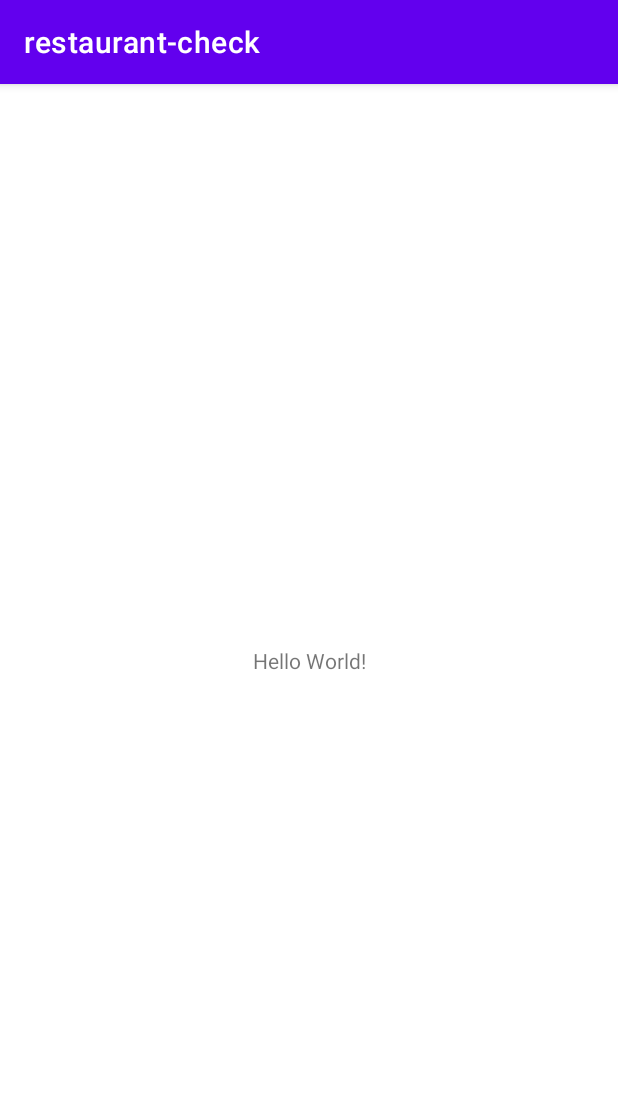
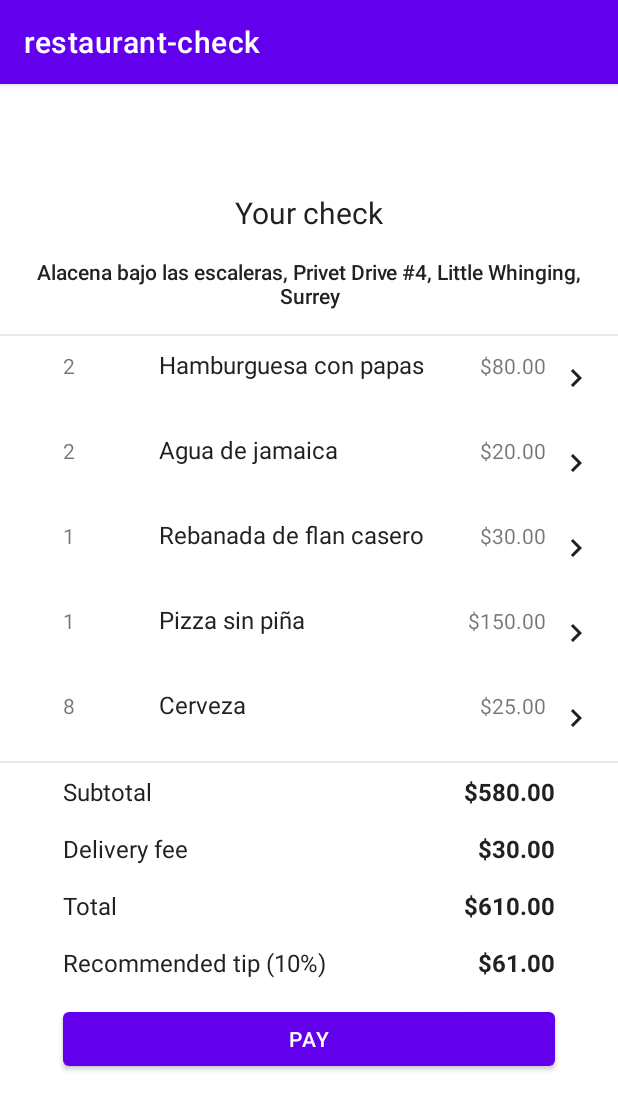
Before and after one commit to hackaprende/headers-footers-hacklab, an Android app: the screen it shows after launch (MainActivity), on a phone screen of 412 x 824 dp. Shown: the top 1110 px of the screen. Run offline under Robolectric (Android 15) with nearby library versions, the phone set to English and light mode, and no system bars; our stand-ins replace data binding.

Commit message:
Add adapter with check items

```diff
--- a/app/build.gradle
+++ b/app/build.gradle
@@ -30,6 +30,9 @@ android {
     kotlinOptions {
         jvmTarget = '1.8'
     }
+    buildFeatures {
+        dataBinding true
+    }
 }
 
 dependencies {
--- /dev/null
+++ b/app/src/main/java/com/hackaprende/restaurantcheck/CheckAdapter.kt
@@ -0,0 +1,121 @@
+package com.hackaprende.restaurantcheck
+
+import android.app.Activity
+import android.view.LayoutInflater
+import android.view.ViewGroup
+import androidx.recyclerview.widget.RecyclerView
+import com.hackaprende.restaurantcheck.databinding.CheckListFooterBinding
+import com.hackaprende.restaurantcheck.databinding.CheckListHeaderBinding
+import com.hackaprende.restaurantcheck.databinding.CheckListItemBinding
+import java.util.*
+
+class CheckAdapter(private val activity: Activity, private val checkItemList: MutableList<CheckItem>,
+                   private val deliveryAddress: String, private val deliveryFee: Double) :
+    RecyclerView.Adapter<RecyclerView.ViewHolder>() {
+
+    companion object {
+        private const val HEADER_VIEW = 1
+        private const val FOOTER_VIEW = 2
+    }
+
+    private var isCheckReview = false
+    private var tableTotal = 0.0
+
+    override fun getItemViewType(position: Int): Int {
+        if (position == 0) {
+            return HEADER_VIEW
+        } else if (position == checkItemList.size + 1) {
+            return FOOTER_VIEW
+        }
+
+        return super.getItemViewType(position)
+    }
+
+    override fun onCreateViewHolder(parent: ViewGroup, viewType: Int): RecyclerView.ViewHolder {
+        if (viewType == HEADER_VIEW) {
+            val binding = CheckListHeaderBinding.inflate(LayoutInflater.from(parent.context))
+            return HeaderViewHolder(binding)
+        } else if (viewType == FOOTER_VIEW) {
+            val binding = CheckListFooterBinding.inflate(LayoutInflater.from(parent.context))
+            return FooterViewHolder(binding)
+        }
+
+        val binding = CheckListItemBinding.inflate(LayoutInflater.from(parent.context))
+        return CheckItemHolder(binding)
+    }
+
+    override fun onBindViewHolder(holder: RecyclerView.ViewHolder, position: Int) {
+        when (holder) {
+            is CheckItemHolder -> holder.bindView(position)
+            is FooterViewHolder -> holder.bindView()
+            is HeaderViewHolder -> holder.bindView()
+        }
+    }
+
+    override fun getItemCount(): Int {
+        if (checkItemList.size == 0) {
+            // Header + footer
+            return 2
+        }
+
+        // Add 2 extra views to show the header and footer views
+        return checkItemList.size + 2
+    }
+
+    inner class CheckItemHolder(binding: CheckListItemBinding) : RecyclerView.ViewHolder(binding.root) {
+        private val name = binding.checkListItemName
+        private val quantity = binding.checkListItemQuantity
+        private val price = binding.checkListItemPrice
+
+        fun bindView(position: Int) {
+            // We need to insert position -1 because of the footer
+            val checkItem = checkItemList[position - 1]
+
+            name.text = checkItem.name
+
+            val checkItemQuantity = checkItem.quantity
+
+            quantity.text = checkItemQuantity.toString()
+            price.text = String.format(activity.getString(R.string.double_price_format), checkItem.price)
+
+        }
+    }
+
+    inner class HeaderViewHolder(binding: CheckListHeaderBinding) : RecyclerView.ViewHolder(binding.root) {
+        private val deliveryAddressText = binding.checkListHeaderDeliveryAddressText
+
+        fun bindView() {
+            deliveryAddressText.text = deliveryAddress
+        }
+    }
+
+    inner class FooterViewHolder(binding: CheckListFooterBinding) : RecyclerView.ViewHolder(binding.root) {
+        private val subtotalText = binding.checkListFooterSubtotalText
+        private val userCheckTotalTextView = binding.checkListFooterTotalText
+        private val deliveryFeeText = binding.checkListFooterDeliveryFeeText
+        private val recommendedTipText = binding.checkListFooterRecommendedTipText
+        private val recommendedTipTitle = binding.checkListFooterRecommendedTipTitle
+
+        fun bindView() {
+            var totalPrice = getCheckTotal()
+
+            subtotalText.text = String.format(activity.getString(R.string.double_price_format), totalPrice)
+
+            deliveryFeeText.text = String.format(activity.getString(R.string.double_price_format), deliveryFee)
+            totalPrice += deliveryFee
+
+            userCheckTotalTextView.text = String.format(activity.getString(R.string.double_price_format), totalPrice)
+            recommendedTipTitle.text = String.format(activity.getString(R.string.recommended_tip_format), 10)
+            recommendedTipText.text = String.format(activity.getString(R.string.double_price_format), totalPrice / 10)
+        }
+
+        private fun getCheckTotal(): Double {
+            var total = 0.0
+            for (checkItem in checkItemList) {
+                total += (checkItem.quantity * checkItem.price)
+            }
+
+            return total
+        }
+    }
+}
--- /dev/null
+++ b/app/src/main/java/com/hackaprende/restaurantcheck/CheckItem.kt
@@ -0,0 +1,3 @@
+package com.hackaprende.restaurantcheck
+
+class CheckItem(val id: Long, val name: String, val quantity: Int, val price: Double)
--- a/app/src/main/java/com/hackaprende/restaurantcheck/MainActivity.kt
+++ b/app/src/main/java/com/hackaprende/restaurantcheck/MainActivity.kt
@@ -2,10 +2,32 @@ package com.hackaprende.restaurantcheck
 
 import androidx.appcompat.app.AppCompatActivity
 import android.os.Bundle
+import androidx.recyclerview.widget.LinearLayoutManager
+import com.hackaprende.restaurantcheck.databinding.ActivityMainBinding
 
 class MainActivity : AppCompatActivity() {
     override fun onCreate(savedInstanceState: Bundle?) {
         super.onCreate(savedInstanceState)
-        setContentView(R.layout.activity_main)
+
+        val binding = ActivityMainBinding.inflate(layoutInflater)
+        setContentView(binding.root)
+
+        val checkRecycler = binding.checkRecycler
+        checkRecycler.layoutManager = LinearLayoutManager(this)
+        checkRecycler.setHasFixedSize(true)
+
+        val checkItemList = mutableListOf<CheckItem>()
+
+        checkItemList.add(CheckItem(1, "Hamburguesa con papas", 2, 80.00))
+        checkItemList.add(CheckItem(2, "Agua de jamaica", 2, 20.00))
+        checkItemList.add(CheckItem(3, "Rebanada de flan casero", 1, 30.00))
+        checkItemList.add(CheckItem(4, "Pizza sin piña", 1, 150.00))
+        checkItemList.add(CheckItem(5, "Cerveza", 8, 25.00))
+
+        val checkAdapter = CheckAdapter(this, checkItemList,
+            "Alacena bajo las escaleras, Privet Drive #4, Little Whinging, Surrey",
+            30.0)
+
+        checkRecycler.adapter = checkAdapter
     }
 }
--- /dev/null
+++ b/app/src/main/res/drawable/ic_help_circle.xml
@@ -0,0 +1,5 @@
+<vector android:height="24dp" android:tint="#212121"
+    android:viewportHeight="24" android:viewportWidth="24"
+    android:width="24dp" xmlns:android="http://schemas.android.com/apk/res/android">
+    <path android:fillColor="@android:color/white" android:pathData="M12,2C6.48,2 2,6.48 2,12s4.48,10 10,10 10,-4.48 10,-10S17.52,2 12,2zM13,19h-2v-2h2v2zM15.07,11.25l-0.9,0.92C13.45,12.9 13,13.5 13,15h-2v-0.5c0,-1.1 0.45,-2.1 1.17,-2.83l1.24,-1.26c0.37,-0.36 0.59,-0.86 0.59,-1.41 0,-1.1 -0.9,-2 -2,-2s-2,0.9 -2,2L8,9c0,-2.21 1.79,-4 4,-4s4,1.79 4,4c0,0.88 -0.36,1.68 -0.93,2.25z"/>
+</vector>
--- /dev/null
+++ b/app/src/main/res/drawable/ic_keyboard_arrow_right_black.xml
@@ -0,0 +1,5 @@
+<vector android:height="24dp" android:tint="#212121"
+    android:viewportHeight="24" android:viewportWidth="24"
+    android:width="24dp" xmlns:android="http://schemas.android.com/apk/res/android">
+    <path android:fillColor="@android:color/white" android:pathData="M10,6L8.59,7.41 13.17,12l-4.58,4.59L10,18l6,-6z"/>
+</vector>
--- a/app/src/main/res/layout/activity_main.xml
+++ b/app/src/main/res/layout/activity_main.xml
@@ -1,18 +1,11 @@
 <?xml version="1.0" encoding="utf-8"?>
-<androidx.constraintlayout.widget.ConstraintLayout xmlns:android="http://schemas.android.com/apk/res/android"
-    xmlns:app="http://schemas.android.com/apk/res-auto"
-    xmlns:tools="http://schemas.android.com/tools"
-    android:layout_width="match_parent"
-    android:layout_height="match_parent"
-    tools:context=".MainActivity">
+<layout xmlns:android="http://schemas.android.com/apk/res/android">
 
-    <TextView
-        android:layout_width="wrap_content"
+    <androidx.recyclerview.widget.RecyclerView
+        android:id="@+id/check_recycler"
+        android:layout_width="match_parent"
         android:layout_height="wrap_content"
-        android:text="Hello World!"
-        app:layout_constraintBottom_toBottomOf="parent"
-        app:layout_constraintLeft_toLeftOf="parent"
-        app:layout_constraintRight_toRightOf="parent"
-        app:layout_constraintTop_toTopOf="parent" />
-
-</androidx.constraintlayout.widget.ConstraintLayout>
+        android:clipToPadding="false"
+        android:paddingTop="?attr/actionBarSize"
+        android:paddingBottom="80dp" />
+</layout>
--- /dev/null
+++ b/app/src/main/res/layout/check_list_footer.xml
@@ -0,0 +1,142 @@
+<?xml version="1.0" encoding="utf-8"?>
+<layout xmlns:android="http://schemas.android.com/apk/res/android"
+    xmlns:tools="http://schemas.android.com/tools">
+
+    <data>
+
+    </data>
+
+    <LinearLayout
+        android:layout_width="match_parent"
+        android:layout_height="wrap_content"
+        android:orientation="vertical">
+
+        <View
+            android:layout_width="match_parent"
+            android:layout_height="@dimen/view_line_height"
+            android:background="@color/divider_line_background" />
+
+        <LinearLayout
+            android:layout_width="match_parent"
+            android:layout_height="wrap_content"
+            android:orientation="horizontal"
+            android:paddingStart="@dimen/check_list_horizontal_padding"
+            android:paddingTop="@dimen/check_list_vertical_padding"
+            android:paddingEnd="@dimen/check_list_horizontal_padding"
+            android:paddingBottom="@dimen/check_list_vertical_padding">
+
+            <TextView
+                android:layout_width="0dp"
+                android:layout_height="wrap_content"
+                android:layout_weight="1"
+                android:text="@string/subtotal"
+                android:textColor="@color/text_black"
+                android:textSize="@dimen/check_list_footer_total_text_size" />
+
+            <TextView
+                android:id="@+id/check_list_footer_subtotal_text"
+                android:layout_width="wrap_content"
+                android:layout_height="wrap_content"
+                android:gravity="end"
+                android:textColor="@color/text_black"
+                android:textSize="@dimen/check_list_footer_total_text_size"
+                android:textStyle="bold"
+                tools:text="$315.00" />
+        </LinearLayout>
+
+        <LinearLayout
+            android:id="@+id/check_list_footer_delivery_fee_layout"
+            android:layout_width="match_parent"
+            android:layout_height="wrap_content"
+            android:orientation="horizontal"
+            android:paddingStart="@dimen/check_list_horizontal_padding"
+            android:paddingTop="@dimen/check_list_vertical_padding"
+            android:paddingEnd="@dimen/check_list_horizontal_padding"
+            android:paddingBottom="@dimen/check_list_vertical_padding">
+
+            <TextView
+                android:layout_width="0dp"
+                android:layout_height="wrap_content"
+                android:layout_weight="1"
+                android:text="@string/delivery_fee"
+                android:textColor="@color/text_black"
+                android:textSize="@dimen/check_list_footer_total_text_size" />
+
+            <TextView
+                android:id="@+id/check_list_footer_delivery_fee_text"
+                android:layout_width="wrap_content"
+                android:layout_height="wrap_content"
+                android:gravity="end"
+                android:textColor="@color/text_black"
+                android:textSize="@dimen/check_list_footer_total_text_size"
+                android:textStyle="bold"
+                tools:text="$315.00" />
+        </LinearLayout>
+
+        <LinearLayout
+            android:layout_width="match_parent"
+            android:layout_height="wrap_content"
+            android:orientation="horizontal"
+            android:paddingStart="@dimen/check_list_horizontal_padding"
+            android:paddingTop="@dimen/check_list_vertical_padding"
+            android:paddingEnd="@dimen/check_list_horizontal_padding"
+            android:paddingBottom="@dimen/check_list_vertical_padding">
+
+            <TextView
+                android:layout_width="0dp"
+                android:layout_height="wrap_content"
+                android:layout_weight="1"
+                android:text="@string/your_total"
+                android:textColor="@color/text_black"
+                android:textSize="@dimen/check_list_footer_total_text_size" />
+
+            <TextView
+                android:id="@+id/check_list_footer_total_text"
+                android:layout_width="wrap_content"
+                android:layout_height="wrap_content"
+                android:gravity="end"
+                android:textColor="@color/text_black"
+                android:textSize="@dimen/check_list_footer_total_text_size"
+                android:textStyle="bold"
+                tools:text="$315.00" />
+        </LinearLayout>
+
+        <LinearLayout
+            android:layout_width="match_parent"
+            android:layout_height="wrap_content"
+            android:orientation="horizontal"
+            android:paddingStart="@dimen/check_list_horizontal_padding"
+            android:paddingTop="@dimen/check_list_vertical_padding"
+            android:paddingEnd="@dimen/check_list_horizontal_padding"
+            android:paddingBottom="@dimen/check_list_vertical_padding">
+
+            <TextView
+                android:id="@+id/check_list_footer_recommended_tip_title"
+                android:layout_width="0dp"
+                android:layout_height="wrap_content"
+                android:layout_weight="1"
+                android:text="@string/recommended_tip_format"
+                android:textColor="@color/text_black"
+                android:textSize="@dimen/check_list_footer_total_text_size" />
+
+            <TextView
+                android:id="@+id/check_list_footer_recommended_tip_text"
+                android:layout_width="wrap_content"
+                android:layout_height="match_parent"
+                android:gravity="end"
+                android:textColor="@color/text_black"
+                android:textSize="@dimen/check_list_footer_total_text_size"
+                android:textStyle="bold"
+                tools:text="$31.50" />
+        </LinearLayout>
+
+        <Button
+            android:layout_width="match_parent"
+            android:layout_height="wrap_content"
+            android:layout_marginStart="@dimen/check_list_horizontal_padding"
+            android:layout_marginEnd="@dimen/check_list_horizontal_padding"
+            android:layout_marginTop="@dimen/check_list_vertical_padding"
+            android:layout_marginBottom="@dimen/check_list_vertical_padding"
+            android:text="@string/pay"/>
+    </LinearLayout>
+</layout>
--- /dev/null
+++ b/app/src/main/res/layout/check_list_header.xml
@@ -0,0 +1,41 @@
+<?xml version="1.0" encoding="utf-8"?>
+<layout xmlns:android="http://schemas.android.com/apk/res/android"
+    xmlns:tools="http://schemas.android.com/tools">
+
+    <data>
+
+    </data>
+
+    <LinearLayout
+        android:layout_width="match_parent"
+        android:layout_height="wrap_content"
+        android:orientation="vertical">
+
+        <TextView
+            android:layout_width="match_parent"
+            android:layout_height="wrap_content"
+            android:gravity="center_horizontal"
+            android:padding="@dimen/check_list_header_padding"
+            android:text="@string/your_check"
+            android:textColor="@color/text_black"
+            android:textSize="@dimen/check_list_header_text_size" />
+
+        <TextView
+            android:id="@+id/check_list_header_delivery_address_text"
+            android:layout_width="match_parent"
+            android:layout_height="wrap_content"
+            android:gravity="center"
+            android:paddingStart="24dp"
+            android:paddingEnd="24dp"
+            android:paddingBottom="16dp"
+            android:textColor="@color/text_black"
+            android:fontFamily="sans-serif-medium"
+            tools:text="Address: Cupboard below the stairs, Privet Drive #4, Little Whinging, Surrey" />
+
+        <View
+            android:layout_width="match_parent"
+            android:layout_height="@dimen/view_line_height"
+            android:background="@color/divider_line_background" />
+
+    </LinearLayout>
+</layout>
--- /dev/null
+++ b/app/src/main/res/layout/check_list_item.xml
@@ -0,0 +1,93 @@
+<?xml version="1.0" encoding="utf-8"?>
+<layout xmlns:android="http://schemas.android.com/apk/res/android"
+    xmlns:app="http://schemas.android.com/apk/res-auto"
+    xmlns:tools="http://schemas.android.com/tools">
+
+    <data>
+
+    </data>
+
+    <LinearLayout
+        android:layout_width="match_parent"
+        android:layout_height="wrap_content"
+        android:orientation="horizontal"
+        android:paddingBottom="@dimen/check_list_vertical_padding"
+        android:paddingEnd="16dp"
+        android:paddingStart="@dimen/check_list_horizontal_padding"
+        android:paddingTop="@dimen/check_list_vertical_padding">
+
+        <LinearLayout
+            android:layout_width="0dp"
+            android:layout_height="wrap_content"
+            android:layout_weight="1"
+            android:orientation="vertical">
+
+            <LinearLayout
+                android:layout_width="match_parent"
+                android:layout_height="wrap_content"
+                android:orientation="horizontal">
+
+                <TextView
+                    android:id="@+id/check_list_item_quantity"
+                    android:layout_width="0dp"
+                    android:layout_height="wrap_content"
+                    android:layout_weight="1"
+                    tools:text="2" />
+
+                <TextView
+                    android:id="@+id/check_list_item_name"
+                    android:layout_width="0dp"
+                    android:layout_height="wrap_content"
+                    android:layout_weight="3"
+                    android:textColor="@color/text_black"
+                    android:textSize="@dimen/check_list_item_name_text_size"
+                    tools:text="Orden de Alitas" />
+
+                <TextView
+                    android:id="@+id/check_list_item_price"
+                    android:layout_width="0dp"
+                    android:layout_height="wrap_content"
+                    android:layout_weight="1"
+                    android:gravity="end"
+                    tools:text="$89.00" />
+
+            </LinearLayout>
+
+            <LinearLayout
+                android:layout_width="match_parent"
+                android:layout_height="wrap_content"
+                android:orientation="horizontal">
+
+                <View
+                    android:layout_width="0dp"
+                    android:layout_height="1dp"
+                    android:layout_weight="1" />
+
+                <TextView
+                    android:id="@+id/check_list_item_status"
+                    android:layout_width="0dp"
+                    android:layout_height="wrap_content"
+                    android:layout_weight="3"
+                    android:fontFamily="sans-serif-light"
+                    android:textColor="@color/text_black"
+                    android:textSize="13sp"
+                    tools:text="Pending order" />
+
+                <View
+                    android:layout_width="0dp"
+                    android:layout_height="1dp"
+                    android:layout_weight="1" />
+            </LinearLayout>
+
+
+        </LinearLayout>
+
+        <ImageView
+            android:layout_width="wrap_content"
+            android:layout_height="wrap_content"
+            android:layout_gravity="center"
+            android:layout_marginStart="8dp"
+            app:srcCompat="@drawable/ic_keyboard_arrow_right_black" />
+
+    </LinearLayout>
+</layout>
--- a/app/src/main/res/values/colors.xml
+++ b/app/src/main/res/values/colors.xml
@@ -7,4 +7,7 @@
     <color name="teal_700">#FF018786</color>
     <color name="black">#FF000000</color>
     <color name="white">#FFFFFFFF</color>
+
+    <color name="divider_line_background">#e0ebeb</color>
+    <color name="text_black">#212121</color>
 </resources>
--- /dev/null
+++ b/app/src/main/res/values/dimens.xml
@@ -0,0 +1,10 @@
+<?xml version="1.0" encoding="utf-8"?>
+<resources>
+    <dimen name="check_list_horizontal_padding">42dp</dimen>
+    <dimen name="check_list_vertical_padding">8dp</dimen>
+    <dimen name="view_line_height">1dp</dimen>
+    <dimen name="check_list_footer_total_text_size">16sp</dimen>
+    <dimen name="check_list_item_name_text_size">16sp</dimen>
+    <dimen name="check_list_header_padding">16dp</dimen>
+    <dimen name="check_list_header_text_size">20sp</dimen>
+</resources>
--- a/app/src/main/res/values/strings.xml
+++ b/app/src/main/res/values/strings.xml
@@ -1,3 +1,11 @@
 <resources>
     <string name="app_name">restaurant-check</string>
+    <string name="delivery_fee">Delivery fee</string>
+    <string name="recommended_tip_format">Recommended tip (%d%%)</string>
+    <string name="check_important_data_hint">The check is informative.</string>
+    <string name="your_total">Total</string>
+    <string name="your_check">Your check</string>
+    <string name="double_price_format">$%.2f</string>
+    <string name="subtotal">Subtotal</string>
+    <string name="pay">Pay</string>
 </resources>
```
Also changed, not shown: gradle/wrapper/gradle-wrapper.properties.
